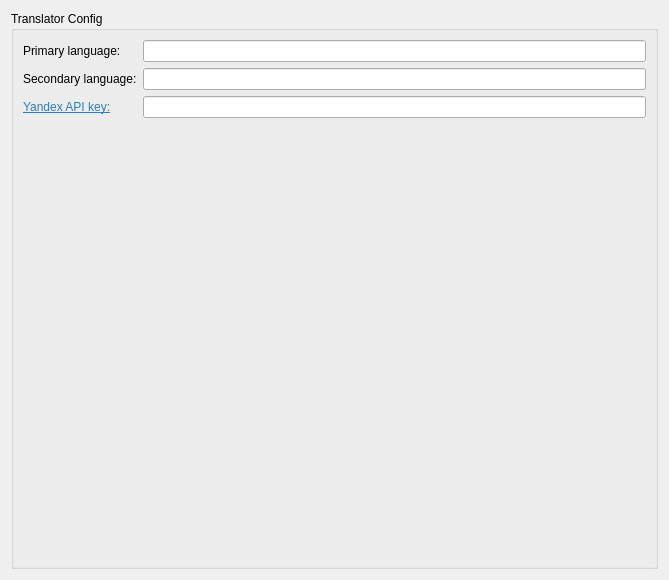
Before: the Qt Designer form translator_config.ui in naraesk/krunner-translator, drawn with Qt 5.
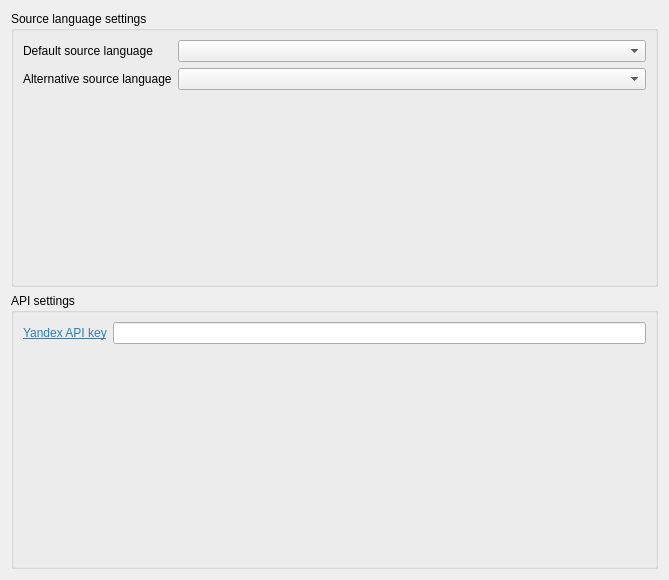
After: the same form once the commit is applied.

Diff of the .ui file:
```diff
--- a/translator_config.ui
+++ b/translator_config.ui
@@ -15,51 +15,74 @@
    <item>
     <widget class="QGroupBox" name="main">
      <property name="title">
-      <string>Translator Config</string>
+      <string>Source language settings</string>
      </property>
-     <layout class="QVBoxLayout" name="verticalLayout_2">
+     <layout class="QHBoxLayout" name="horizontalLayout">
       <item>
        <layout class="QFormLayout" name="formLayout_2">
         <item row="0" column="0">
          <widget class="QLabel" name="label_secondary">
           <property name="text">
-           <string>Primary language:</string>
-          </property>
-         </widget>
-        </item>
-        <item row="0" column="1">
-         <widget class="QLineEdit" name="primaryLanguage">
-          <property name="maxLength">
-           <number>3</number>
-          </property>
-         </widget>
-        </item>
-        <item row="1" column="0">
-         <widget class="QLabel" name="label_primary">
-          <property name="text">
-           <string>Secondary language:</string>
-          </property>
-         </widget>
-        </item>
-        <item row="1" column="1">
-         <widget class="QLineEdit" name="secondaryLanguage">
-          <property name="maxLength">
-           <number>3</number>
+           <string>Default source language</string>
           </property>
          </widget>
         </item>
         <item row="2" column="0">
+         <widget class="QLabel" name="label_primary">
+          <property name="text">
+           <string>Alternative source language</string>
+          </property>
+         </widget>
+        </item>
+        <item row="0" column="1">
+         <widget class="QComboBox" name="primaryLanguage">
+          <property name="toolTip">
+           <string>Will be used if no source language is specified.</string>
+          </property>
+         </widget>
+        </item>
+        <item row="2" column="1">
+         <widget class="QComboBox" name="secondaryLanguage">
+          <property name="toolTip">
+           <string>Will be used if target language and default source language are identical.</string>
+          </property>
+         </widget>
+        </item>
+       </layout>
+      </item>
+     </layout>
+    </widget>
+   </item>
+   <item>
+    <widget class="QGroupBox" name="boxAPI">
+     <property name="title">
+      <string>API settings</string>
+     </property>
+     <layout class="QVBoxLayout" name="verticalLayout_2">
+      <item>
+       <layout class="QFormLayout" name="formLayout">
+        <item row="0" column="0">
          <widget class="QLabel" name="label_apikey">
           <property name="text">
-           <string>&lt;html&gt;&lt;head/&gt;&lt;body&gt;&lt;p&gt;&lt;a href=&quot;https://tech.yandex.com/keys/get/?service=trnsl&quot;&gt;&lt;span style=&quot; text-decoration: underline; color:#2980b9;&quot;&gt;Yandex API key:&lt;/span&gt;&lt;/a&gt;&lt;/p&gt;&lt;/body&gt;&lt;/html&gt;</string>
+           <string>&lt;html&gt;&lt;head/&gt;&lt;body&gt;&lt;p&gt;&lt;a href=&quot;https://tech.yandex.com/keys/get/?service=trnsl&quot;&gt;&lt;span style=&quot; text-decoration: underline; color:#2980b9;&quot;&gt;Yandex API key&lt;/span&gt;&lt;/a&gt;&lt;/p&gt;&lt;/body&gt;&lt;/html&gt;</string>
           </property>
           <property name="openExternalLinks">
            <bool>true</bool>
           </property>
          </widget>
         </item>
-        <item row="2" column="1">
-         <widget class="QLineEdit" name="yandexKey"/>
+        <item row="0" column="1">
+         <widget class="QLineEdit" name="yandexKey">
+          <property name="toolTip">
+           <string comment="kennung" extracomment="iaeiae">To translate sentences it is necessary to register at yandex.com and obtain an API key. If no valid key is entered, only single words can be translated.</string>
+          </property>
+          <property name="whatsThis">
+           <string comment="iae" extracomment="aea"/>
+          </property>
+          <property name="placeholderText">
+           <string comment="iaeuiaeuiae" extracomment="uiaeiaeuiae"/>
+          </property>
+         </widget>
         </item>
        </layout>
       </item>
```
Left out of the diff: 2 changed lines with no effect on the pictures.
